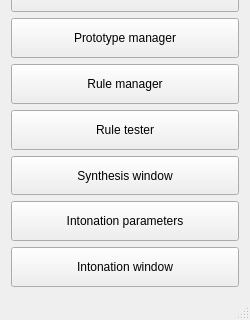
The window that ui/MainWindow.ui (mym-br/gama_tts_editor) describes before a commit, drawn with Qt 5; both pictures show x 0 to 250 and y 169 to 489 of the 250 by 489 pixel window.
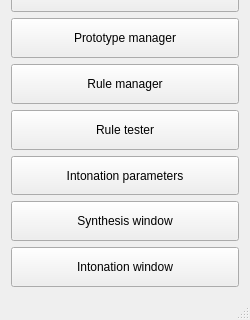
The same window after the commit.

Commit message: MainWindow: Change the order of the buttons.

What changed in the file:
```diff
--- a/ui/MainWindow.ui
+++ b/ui/MainWindow.ui
@@ -113,7 +113,7 @@
      </widget>
     </item>
     <item>
-     <widget class="QPushButton" name="synthesisWindowButton">
+     <widget class="QPushButton" name="intonationParametersButton">
       <property name="sizePolicy">
        <sizepolicy hsizetype="MinimumExpanding" vsizetype="MinimumExpanding">
         <horstretch>0</horstretch>
@@ -121,12 +121,12 @@
        </sizepolicy>
       </property>
       <property name="text">
-       <string>Synthesis window</string>
+       <string>Intonation parameters</string>
       </property>
      </widget>
     </item>
     <item>
-     <widget class="QPushButton" name="intonationParametersButton">
+     <widget class="QPushButton" name="synthesisWindowButton">
       <property name="sizePolicy">
        <sizepolicy hsizetype="MinimumExpanding" vsizetype="MinimumExpanding">
         <horstretch>0</horstretch>
@@ -134,7 +134,7 @@
        </sizepolicy>
       </property>
       <property name="text">
-       <string>Intonation parameters</string>
+       <string>Synthesis window</string>
       </property>
      </widget>
     </item>
```
